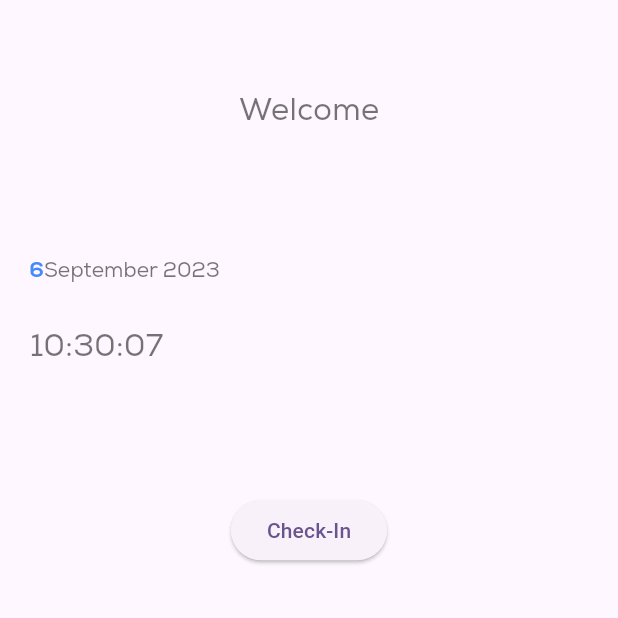
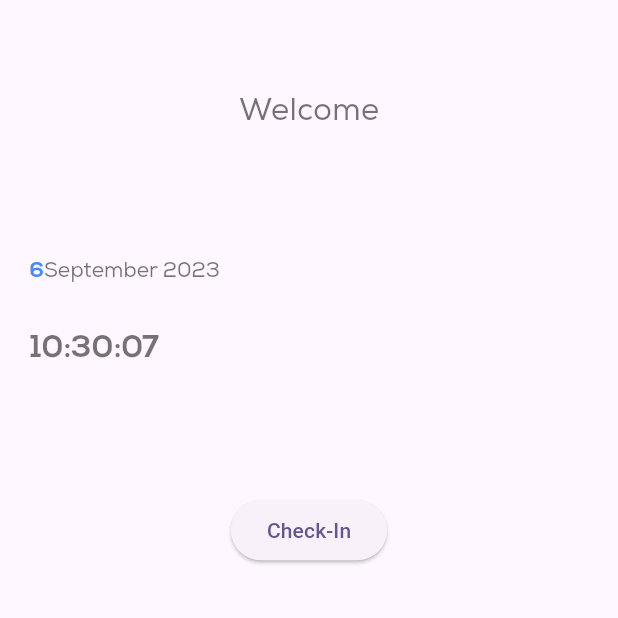
Before and after one commit to Gopala05/Flutter_WearOS, a Flutter app: the screen it shows after launch, on a phone screen of 412 x 824 dp, the top half of it. Run offline on Flutter 3.47's test engine with Material 2 defaults, Android fonts, the phone set to English and light mode, and no system bars; our stand-ins replace cloud_firestore, firebase_core, flutter_keyboard_visibility; accounts and stored records are empty.

Commit message:
Update HomeScreen.dart

```diff
--- a/lib/HomeScreen.dart
+++ b/lib/HomeScreen.dart
@@ -1,7 +1,6 @@
 import 'package:cloud_firestore/cloud_firestore.dart';
 import 'package:flutter/material.dart';
 import 'package:intl/intl.dart';
-import 'package:slide_to_act/slide_to_act.dart';
 
 class HomeScreen extends StatefulWidget {
   const HomeScreen({Key? key}) : super(key: key);
@@ -99,10 +98,10 @@ class _HomeScreenState extends State<HomeScreen> {
                   margin: EdgeInsets.only(top: screenHeight / 30),
                   alignment: Alignment.centerLeft,
                   child: Text(
-                    DateFormat('hh:mm:ss ').format(DateTime.now()),
+                    DateFormat('hh:mm:ss').format(DateTime.now()),
                     style: TextStyle(
                       fontSize: screenWidth/20,
-                      fontFamily: "NexaRegular",
+                      fontFamily: "NexaBold",
                       color: Colors.black54,
                     ),
                   ),
```
